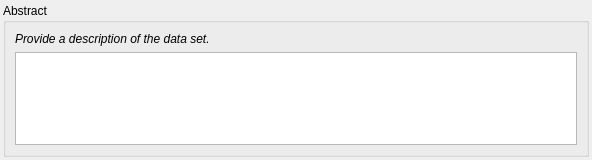
Above: pymdwizard/gui/ui_files/abstract.ui from DOI-USGS/fort-pymdwizard before the change. Below: the same form after it.
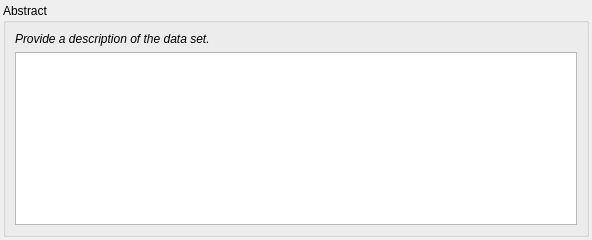
That is the form after the change.

The edit to the form file:
```diff
--- a/pymdwizard/gui/ui_files/abstract.ui
+++ b/pymdwizard/gui/ui_files/abstract.ui
@@ -7,7 +7,7 @@
     <x>0</x>
     <y>0</y>
     <width>592</width>
-    <height>160</height>
+    <height>240</height>
    </rect>
   </property>
   <property name="minimumSize">
@@ -19,7 +19,7 @@
   <property name="maximumSize">
    <size>
     <width>16777215</width>
-    <height>160</height>
+    <height>240</height>
    </size>
   </property>
   <property name="font">
```
